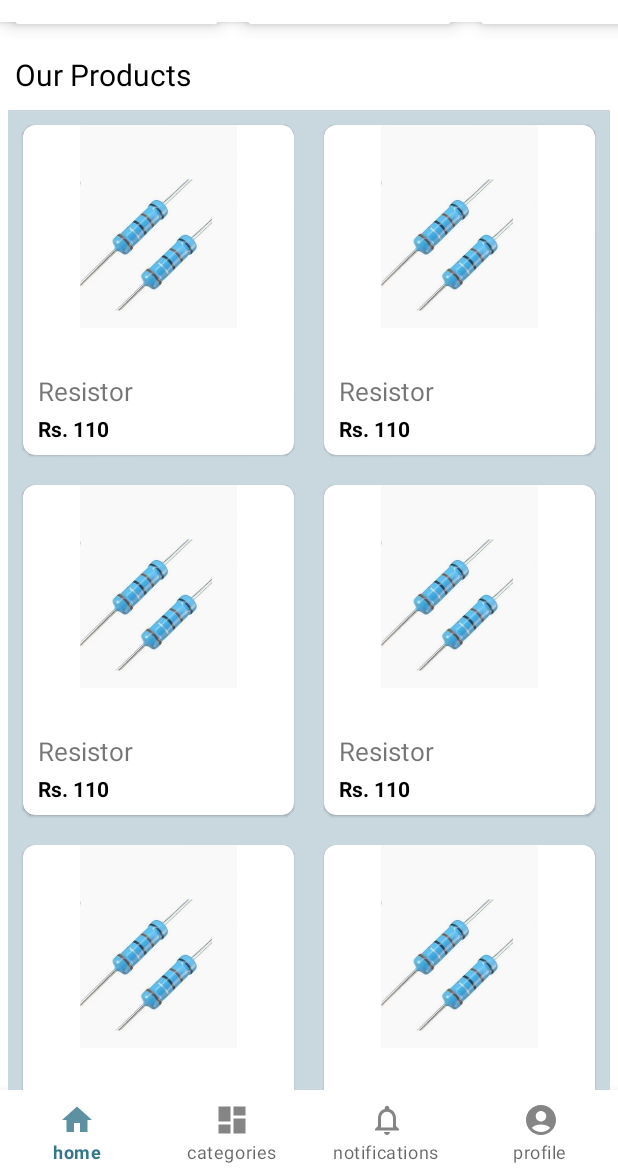
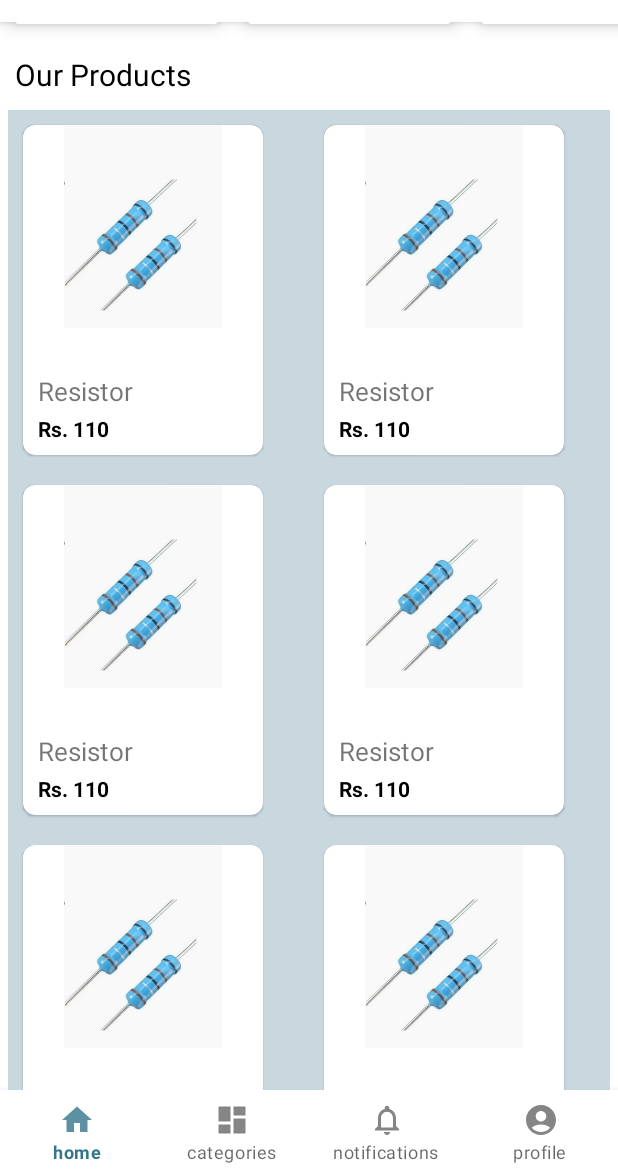
Before and after one commit to dhruvpatidar359/HoysalaeElectronics, an Android app: the Homefragment screen opened directly, with no data from a screen before it, scrolled down 498 dp, on a phone screen of 412 x 824 dp, the part 62-1236 px from its top. Run offline under Robolectric (Android 15) with nearby library versions, the phone set to English and light mode, and no system bars; libraries missing offline, so code that uses them is left out: org.imaginativeworld.whynotimagecarousel; plain views replace ImageCarousel; 7 statements that could not run were skipped.

Commit message:
changes done.(19-12-2022)

```diff
--- a/app/src/main/res/layout/fragment_home.xml
+++ b/app/src/main/res/layout/fragment_home.xml
@@ -76,8 +76,10 @@
             android:layout_height="wrap_content"
             android:id="@+id/recycler2"
             android:background="@color/background_default"
-            android:layout_marginLeft="5dp"
-            android:layout_marginRight="5dp"
+            android:layout_alignParentStart="true"
+            android:layout_alignParentEnd="true"
+            android:layout_marginStart="5dp"
+            android:layout_marginEnd="5dp"
             android:layout_below="@id/our_products"/>
     </RelativeLayout>
 </ScrollView>
--- a/app/src/main/res/layout/our_products_single_row.xml
+++ b/app/src/main/res/layout/our_products_single_row.xml
@@ -2,10 +2,12 @@
 <androidx.cardview.widget.CardView
     xmlns:android="http://schemas.android.com/apk/res/android"
     xmlns:app="http://schemas.android.com/apk/res-auto"
-    android:layout_width="wrap_content"
+    android:layout_width="160dp"
     android:layout_height="220dp"
     app:cardElevation="1dp"
     app:cardCornerRadius="8dp"
+    android:layout_marginTop="10dp"
+    android:layout_marginLeft="10dp"
     android:layout_margin="10dp">
     <RelativeLayout
         android:layout_width="match_parent"
@@ -37,4 +39,5 @@
             android:textStyle="bold"/>
 
     </RelativeLayout>
+
 </androidx.cardview.widget.CardView>
```
Also changed, not shown: 54 other files.
